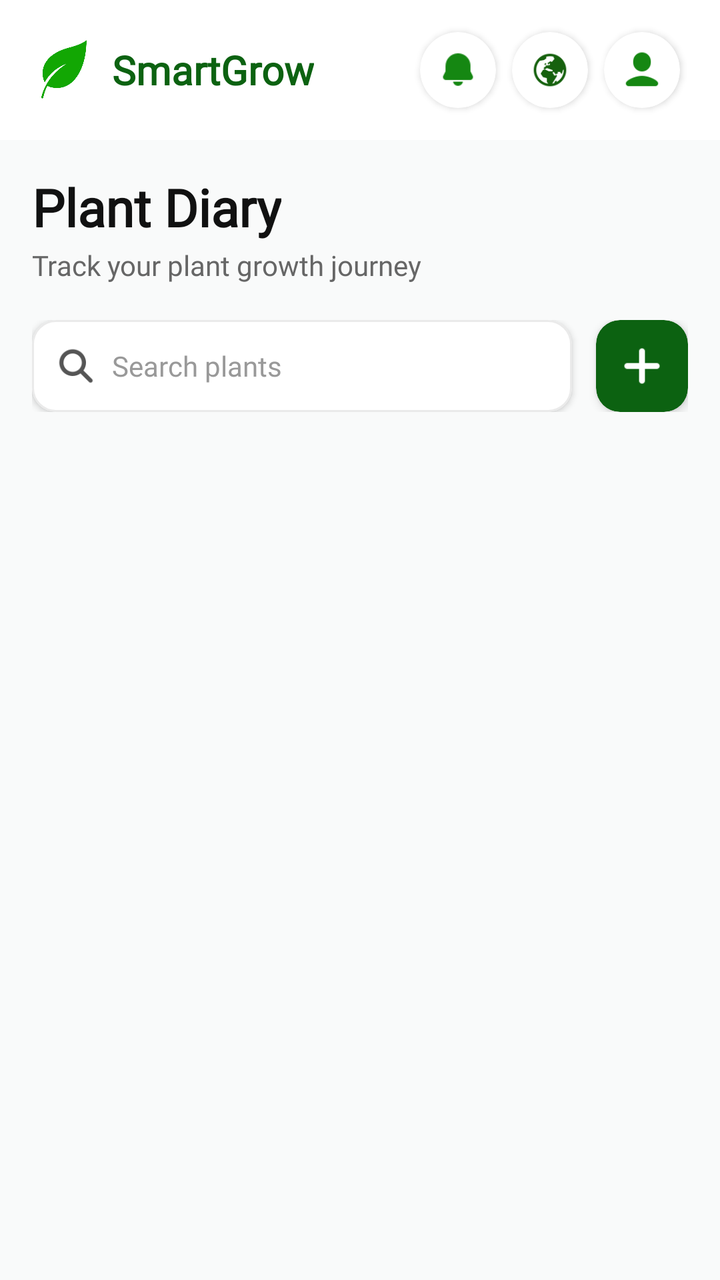
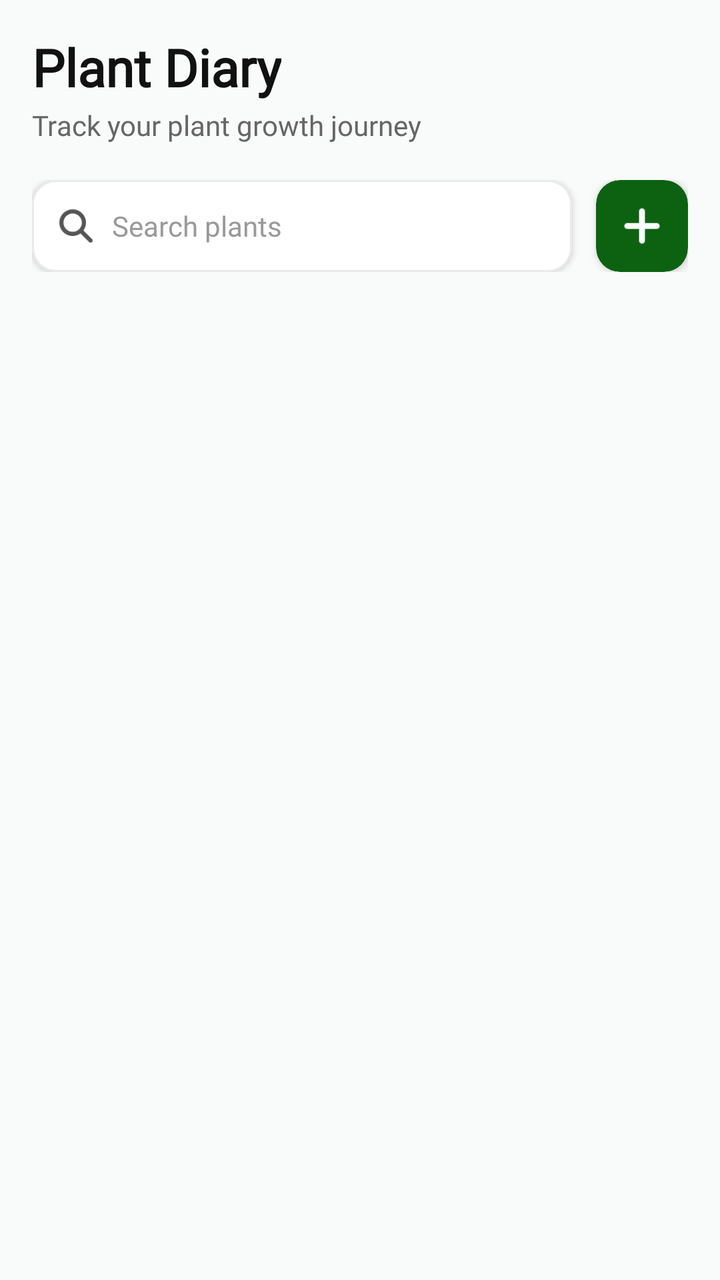

Compare the two renders of this Android layout. The source of the first and the diff that turns it into the second are given below.
<!-- AndroidManifest.xml: application theme Theme.SmartGrow -->
<!-- res/layout/fragment_diary.xml -->
<?xml version="1.0" encoding="utf-8"?>
<androidx.constraintlayout.widget.ConstraintLayout
    xmlns:android="http://schemas.android.com/apk/res/android"
    xmlns:app="http://schemas.android.com/apk/res-auto"
    xmlns:tools="http://schemas.android.com/tools"
    android:layout_width="match_parent"
    android:layout_height="match_parent"
    android:background="#F9FAFA">

    <androidx.constraintlayout.widget.ConstraintLayout
        android:id="@+id/layout_diary_header"
        android:layout_width="match_parent"
        android:layout_height="70dp"
        android:background="#FFFFFF"
        android:paddingHorizontal="16dp"
        app:layout_constraintTop_toTopOf="parent">

        <LinearLayout
            android:layout_width="wrap_content"
            android:layout_height="match_parent"
            android:orientation="horizontal"
            android:gravity="center_vertical"
            app:layout_constraintStart_toStartOf="parent">

            <ImageView
                android:id="@+id/img_diary_logo"
                android:layout_width="32dp"
                android:layout_height="32dp"
                android:src="@drawable/smartgrow_logo"
                app:tint="#12A703" />

            <TextView
                android:id="@+id/tv_diary_brand_name"
                android:layout_width="wrap_content"
                android:layout_height="wrap_content"
                android:text="SmartGrow"
                android:textColor="#0C6211"
                android:textSize="20sp"
                android:textStyle="bold"
                android:fontFamily="@font/poppins"
                android:layout_marginLeft="8dp" />
        </LinearLayout>

        <LinearLayout
            android:layout_width="wrap_content"
            android:layout_height="match_parent"
            android:orientation="horizontal"
            android:gravity="center_vertical"
            app:layout_constraintEnd_toEndOf="parent">

            <com.google.android.material.card.MaterialCardView
                android:id="@+id/card_diary_notification"
                android:layout_width="38dp"
                android:layout_height="38dp"
                android:layout_marginHorizontal="4dp"
                app:cardCornerRadius="19dp"
                app:cardElevation="2dp"
                app:cardBackgroundColor="#FFFFFF"
                app:strokeWidth="0dp">
                <ImageView
                    android:layout_width="20dp"
                    android:layout_height="20dp"
                    android:layout_gravity="center"
                    android:src="@drawable/ic_notification_green" />
            </com.google.android.material.card.MaterialCardView>

            <com.google.android.material.card.MaterialCardView
                android:id="@+id/card_diary_global"
                android:layout_width="38dp"
                android:layout_height="38dp"
                android:layout_marginHorizontal="4dp"
                app:cardCornerRadius="19dp"
                app:cardElevation="2dp"
                app:cardBackgroundColor="#FFFFFF"
                app:strokeWidth="0dp">
                <ImageView
                    android:layout_width="20dp"
                    android:layout_height="20dp"
                    android:layout_gravity="center"
                    android:src="@drawable/ic_global_green" />
            </com.google.android.material.card.MaterialCardView>

            <com.google.android.material.card.MaterialCardView
                android:id="@+id/card_diary_profile"
                android:layout_width="38dp"
                android:layout_height="38dp"
                android:layout_marginHorizontal="4dp"
                app:cardCornerRadius="19dp"
                app:cardElevation="2dp"
                app:cardBackgroundColor="#FFFFFF"
                app:strokeWidth="0dp">
                <ImageView
                    android:layout_width="22dp"
                    android:layout_height="22dp"
                    android:layout_gravity="center"
                    android:src="@drawable/ic_profile_avatar" />
            </com.google.android.material.card.MaterialCardView>
        </LinearLayout>
    </androidx.constraintlayout.widget.ConstraintLayout>

    <androidx.core.widget.NestedScrollView
        android:layout_width="match_parent"
        android:layout_height="0dp"
        android:fillViewport="true"
        app:layout_constraintTop_toBottomOf="@id/layout_diary_header"
        app:layout_constraintBottom_toBottomOf="parent">

        <androidx.constraintlayout.widget.ConstraintLayout
            android:layout_width="match_parent"
            android:layout_height="wrap_content"
            android:padding="16dp">

            <TextView
                android:id="@+id/tv_diary_title"
                android:layout_width="wrap_content"
                android:layout_height="wrap_content"
                android:text="Plant Diary"
                android:textSize="26sp"
                android:textStyle="bold"
                android:textColor="#111111"
                android:fontFamily="@font/poppins"
                app:layout_constraintTop_toTopOf="parent"
                app:layout_constraintStart_toStartOf="parent" />

            <TextView
                android:id="@+id/tv_diary_subtitle"
                android:layout_width="wrap_content"
                android:layout_height="wrap_content"
                android:text="Track your plant growth journey"
                android:textColor="#666666"
                android:textSize="14sp"
                android:fontFamily="@font/poppins"
                android:layout_marginTop="2dp"
                app:layout_constraintTop_toBottomOf="@id/tv_diary_title"
                app:layout_constraintStart_toStartOf="parent" />

            <LinearLayout
                android:id="@+id/layout_search_row"
                android:layout_width="match_parent"
                android:layout_height="wrap_content"
                android:orientation="horizontal"
                android:gravity="center_vertical"
                android:layout_marginTop="18dp"
                app:layout_constraintTop_toBottomOf="@id/tv_diary_subtitle">

                <com.google.android.material.card.MaterialCardView
                    android:layout_width="0dp"
                    android:layout_height="46dp"
                    android:layout_weight="1"
                    app:cardCornerRadius="12dp"
                    app:cardElevation="2dp"
                    app:cardBackgroundColor="#FFFFFF"
                    app:strokeWidth="1dp"
                    app:strokeColor="#EAEAEA">
                    <LinearLayout
                        android:layout_width="match_parent"
                        android:layout_height="match_parent"
                        android:orientation="horizontal"
                        android:gravity="center_vertical"
                        android:paddingHorizontal="12dp">
                        <ImageView
                            android:layout_width="20dp"
                            android:layout_height="20dp"
                            android:src="@drawable/ic_search_gray"
                            app:tint="#555555" />
                        <EditText
                            android:id="@+id/et_search_plants"
                            android:layout_width="match_parent"
                            android:layout_height="match_parent"
                            android:background="@android:color/transparent"
                            android:hint="Search plants"
                            android:textColorHint="#999999"
                            android:textSize="14sp"
                            android:fontFamily="@font/poppins"
                            android:paddingLeft="8dp"
                            android:maxLines="1"
                            android:inputType="text" />
                    </LinearLayout>
                </com.google.android.material.card.MaterialCardView>

                <com.google.android.material.card.MaterialCardView
                    android:id="@+id/card_btn_add_new_diary"
                    android:layout_width="46dp"
                    android:layout_height="46dp"
                    android:layout_marginLeft="12dp"
                    app:cardCornerRadius="12dp"
                    app:cardElevation="3dp"
                    app:cardBackgroundColor="#0C6211"
                    app:strokeWidth="0dp"
                    android:clickable="true"
                    android:focusable="true"
                    android:background="?attr/selectableItemBackground">
                    <ImageView
                        android:layout_width="22dp"
                        android:layout_height="22dp"
                        android:src="@drawable/ic_add_plus_green"
                        app:tint="#FFFFFF"
                        android:layout_gravity="center" />
                </com.google.android.material.card.MaterialCardView>
            </LinearLayout>

            
            <androidx.recyclerview.widget.RecyclerView
                android:id="@+id/rv_plant_diary_list"
                android:layout_width="match_parent"
                android:layout_height="wrap_content"
                android:layout_marginTop="16dp"
                android:nestedScrollingEnabled="false"
                app:layout_constraintTop_toBottomOf="@id/layout_search_row"
                app:layout_constraintBottom_toBottomOf="parent"
                app:layoutManager="androidx.recyclerview.widget.LinearLayoutManager"
                tools:listitem="@layout/item_plant_card"
                tools:itemCount="2" />

        </androidx.constraintlayout.widget.ConstraintLayout>
    </androidx.core.widget.NestedScrollView>
</androidx.constraintlayout.widget.ConstraintLayout>
<!-- res/layout/item_plant_card.xml (included above) -->
<?xml version="1.0" encoding="utf-8"?>
<com.google.android.material.card.MaterialCardView
    xmlns:android="http://schemas.android.com/apk/res/android"
    xmlns:app="http://schemas.android.com/apk/res-auto"
    android:id="@+id/card_plant_item_container"
    android:layout_width="match_parent"
    android:layout_height="wrap_content"
    android:layout_marginVertical="8dp"
    app:cardCornerRadius="16dp"
    app:cardElevation="4dp"
    app:cardBackgroundColor="#F4F4F4"
    app:strokeWidth="1dp"
    app:strokeColor="#EAEAEA">

    <LinearLayout
        android:layout_width="match_parent"
        android:layout_height="wrap_content"
        android:orientation="vertical"
        android:padding="16dp">

        
        <com.google.android.material.card.MaterialCardView
            android:layout_width="match_parent"
            android:layout_height="180dp"
            app:cardCornerRadius="12dp"
            app:strokeWidth="0dp"
            app:cardElevation="0dp">
            <ImageView
                android:id="@+id/img_diary_plant_visual"
                android:layout_width="match_parent"
                android:layout_height="match_parent"
                android:scaleType="centerCrop"
                android:src="@drawable/smartgrow_logo" />
        </com.google.android.material.card.MaterialCardView>

        
        <RelativeLayout
            android:layout_width="match_parent"
            android:layout_height="wrap_content"
            android:layout_marginTop="12dp">

            <LinearLayout
                android:layout_width="wrap_content"
                android:layout_height="wrap_content"
                android:orientation="vertical"
                android:layout_alignParentLeft="true"
                android:layout_toLeftOf="@id/card_badge_health_status">

                <TextView
                    android:id="@+id/tv_diary_plant_custom_name"
                    android:layout_width="wrap_content"
                    android:layout_height="wrap_content"
                    android:text="My Healing Plant"
                    android:textSize="18sp"
                    android:textStyle="bold"
                    android:textColor="#000000"
                    android:fontFamily="@font/poppins" />

                <TextView
                    android:id="@+id/tv_diary_plant_scientific_species"
                    android:layout_width="wrap_content"
                    android:layout_height="wrap_content"
                    android:text="Lagundi"
                    android:textSize="13sp"
                    android:textColor="#666666"
                    android:fontFamily="@font/poppins" />

                <TextView
                    android:id="@+id/tv_diary_plant_timestamp"
                    android:layout_width="wrap_content"
                    android:layout_height="wrap_content"
                    android:text="Planted: 15/01/2026"
                    android:textSize="12sp"
                    android:textColor="#444444"
                    android:fontFamily="@font/poppins"
                    android:layout_marginTop="2dp" />
            </LinearLayout>

            
            <com.google.android.material.card.MaterialCardView
                android:id="@+id/card_badge_health_status"
                android:layout_width="wrap_content"
                android:layout_height="wrap_content"
                android:layout_alignParentRight="true"
                android:layout_alignParentTop="true"
                app:cardCornerRadius="12dp"
                app:cardElevation="0dp"
                app:cardBackgroundColor="#D4EDDA"
                app:strokeWidth="0dp">
                <TextView
                    android:id="@+id/tv_diary_health_pill_text"
                    android:layout_width="wrap_content"
                    android:layout_height="wrap_content"
                    android:text="Healthy"
                    android:textColor="#155724"
                    android:textSize="12sp"
                    android:textStyle="bold"
                    android:fontFamily="@font/poppins"
                    android:paddingHorizontal="10dp"
                    android:paddingVertical="4dp"/>
            </com.google.android.material.card.MaterialCardView>
        </RelativeLayout>

        
        <LinearLayout
            android:layout_width="match_parent"
            android:layout_height="wrap_content"
            android:orientation="horizontal"
            android:gravity="center_vertical"
            android:layout_marginTop="14dp">

            <com.google.android.material.button.MaterialButton
                android:id="@+id/btn_diary_action_add_log"
                android:layout_width="0dp"
                android:layout_height="44dp"
                android:layout_weight="1"
                android:text="Add Log"
                android:textAllCaps="false"
                android:textStyle="bold"
                android:textSize="15sp"
                android:textColor="#FFFFFF"
                app:backgroundTint="#0C6211"
                app:cornerRadius="10dp"
                android:fontFamily="@font/poppins" />

            <com.google.android.material.card.MaterialCardView
                android:id="@+id/card_diary_item_alert_bell"
                android:layout_width="44dp"
                android:layout_height="44dp"
                android:layout_marginLeft="10dp"
                app:cardCornerRadius="10dp"
                app:cardElevation="0dp"
                app:cardBackgroundColor="#E2E3E5"
                app:strokeWidth="0dp"
                android:clickable="true"
                android:focusable="true">
                <ImageView
                    android:layout_width="18dp"
                    android:layout_height="18dp"
                    android:src="@drawable/ic_notification_green"
                    app:tint="#444444"
                    android:layout_gravity="center" />
            </com.google.android.material.card.MaterialCardView>

            <com.google.android.material.card.MaterialCardView
                android:id="@+id/card_diary_item_edit_pen"
                android:layout_width="44dp"
                android:layout_height="44dp"
                android:layout_marginLeft="10dp"
                app:cardCornerRadius="10dp"
                app:cardElevation="0dp"
                app:cardBackgroundColor="#FFF3CD"
                app:strokeWidth="0dp"
                android:clickable="true"
                android:focusable="true">
                <ImageView
                    android:layout_width="18dp"
                    android:layout_height="18dp"
                    android:src="@drawable/ic_edit_pencil"
                    app:tint="#856404"
                    android:layout_gravity="center" />
            </com.google.android.material.card.MaterialCardView>
        </LinearLayout>

        
        <View
            android:layout_width="match_parent"
            android:layout_height="1dp"
            android:background="#D0D0D0"
            android:layout_marginVertical="14dp" />

        
        <LinearLayout
            android:layout_width="match_parent"
            android:layout_height="wrap_content"
            android:orientation="vertical">

            <TextView
                android:layout_width="wrap_content"
                android:layout_height="wrap_content"
                android:text="Recent Activity"
                android:textStyle="bold"
                android:textColor="#222222"
                android:textSize="14sp"
                android:fontFamily="@font/poppins" />

            <LinearLayout
                android:layout_width="match_parent"
                android:layout_height="wrap_content"
                android:orientation="horizontal"
                android:layout_marginTop="2dp">

                <TextView
                    android:layout_width="wrap_content"
                    android:layout_height="wrap_content"
                    android:text="Watered: "
                    android:textStyle="bold"
                    android:textColor="#0C6211"
                    android:textSize="12sp"
                    android:fontFamily="@font/poppins" />

                <TextView
                    android:id="@+id/tv_diary_last_watered_activity_date"
                    android:layout_width="wrap_content"
                    android:layout_height="wrap_content"
                    android:text="16/01/2026"
                    android:textColor="#555555"
                    android:textSize="12sp"
                    android:fontFamily="@font/poppins" />
            </LinearLayout>
        </LinearLayout>
    </LinearLayout>
</com.google.android.material.card.MaterialCardView>
<!-- resources referenced by this layout -->
<resources>
  <!-- drawable ic_add_plus_green: png bitmap (drawable, 411 bytes) -->
  <!-- drawable ic_edit_pencil: png bitmap (drawable, 704 bytes) -->
  <!-- drawable ic_global_green: png bitmap (drawable, 1776 bytes) -->
  <!-- drawable ic_notification_green: png bitmap (drawable, 596 bytes) -->
  <!-- drawable ic_profile_avatar: png bitmap (drawable, 754 bytes) -->
  <!-- drawable ic_search_gray: png bitmap (drawable, 956 bytes) -->
  <!-- drawable smartgrow_logo: png bitmap (drawable, 73503 bytes) -->
  <style name="Theme.SmartGrow" parent="Base.Theme.SmartGrow" />
  <style name="Base.Theme.SmartGrow" parent="Theme.Material3.DayNight.NoActionBar">
        &gt;
          <item name="android:windowBackground">@android:color/white</item>
          <item name="android:windowDisablePreview">true</item>
      </style>
</resources>

<!-- the commit's change to res/layout/fragment_diary.xml (unified diff, before → after) -->
@@ -7,103 +7,14 @@
     android:layout_height="match_parent"
     android:background="#F9FAFA">
 
-    <androidx.constraintlayout.widget.ConstraintLayout
-        android:id="@+id/layout_diary_header"
-        android:layout_width="match_parent"
-        android:layout_height="70dp"
-        android:background="#FFFFFF"
-        android:paddingHorizontal="16dp"
-        app:layout_constraintTop_toTopOf="parent">
-
-        <LinearLayout
-            android:layout_width="wrap_content"
-            android:layout_height="match_parent"
-            android:orientation="horizontal"
-            android:gravity="center_vertical"
-            app:layout_constraintStart_toStartOf="parent">
-
-            <ImageView
-                android:id="@+id/img_diary_logo"
-                android:layout_width="32dp"
-                android:layout_height="32dp"
-                android:src="@drawable/smartgrow_logo"
-                app:tint="#12A703" />
-
-            <TextView
-                android:id="@+id/tv_diary_brand_name"
-                android:layout_width="wrap_content"
-                android:layout_height="wrap_content"
-                android:text="SmartGrow"
-                android:textColor="#0C6211"
-                android:textSize="20sp"
-                android:textStyle="bold"
-                android:fontFamily="@font/poppins"
-                android:layout_marginLeft="8dp" />
-        </LinearLayout>
-
-        <LinearLayout
-            android:layout_width="wrap_content"
-            android:layout_height="match_parent"
-            android:orientation="horizontal"
-            android:gravity="center_vertical"
-            app:layout_constraintEnd_toEndOf="parent">
-
-            <com.google.android.material.card.MaterialCardView
-                android:id="@+id/card_diary_notification"
-                android:layout_width="38dp"
-                android:layout_height="38dp"
-                android:layout_marginHorizontal="4dp"
-                app:cardCornerRadius="19dp"
-                app:cardElevation="2dp"
-                app:cardBackgroundColor="#FFFFFF"
-                app:strokeWidth="0dp">
-                <ImageView
-                    android:layout_width="20dp"
-                    android:layout_height="20dp"
-                    android:layout_gravity="center"
-                    android:src="@drawable/ic_notification_green" />
-            </com.google.android.material.card.MaterialCardView>
-
-            <com.google.android.material.card.MaterialCardView
-                android:id="@+id/card_diary_global"
-                android:layout_width="38dp"
-                android:layout_height="38dp"
-                android:layout_marginHorizontal="4dp"
-                app:cardCornerRadius="19dp"
-                app:cardElevation="2dp"
-                app:cardBackgroundColor="#FFFFFF"
-                app:strokeWidth="0dp">
-                <ImageView
-                    android:layout_width="20dp"
-                    android:layout_height="20dp"
-                    android:layout_gravity="center"
-                    android:src="@drawable/ic_global_green" />
-            </com.google.android.material.card.MaterialCardView>
-
-            <com.google.android.material.card.MaterialCardView
-                android:id="@+id/card_diary_profile"
-                android:layout_width="38dp"
-                android:layout_height="38dp"
-                android:layout_marginHorizontal="4dp"
-                app:cardCornerRadius="19dp"
-                app:cardElevation="2dp"
-                app:cardBackgroundColor="#FFFFFF"
-                app:strokeWidth="0dp">
-                <ImageView
-                    android:layout_width="22dp"
-                    android:layout_height="22dp"
-                    android:layout_gravity="center"
-                    android:src="@drawable/ic_profile_avatar" />
-            </com.google.android.material.card.MaterialCardView>
-        </LinearLayout>
-    </androidx.constraintlayout.widget.ConstraintLayout>
-
     <androidx.core.widget.NestedScrollView
         android:layout_width="match_parent"
-        android:layout_height="0dp"
+        android:layout_height="match_parent"
         android:fillViewport="true"
-        app:layout_constraintTop_toBottomOf="@id/layout_diary_header"
-        app:layout_constraintBottom_toBottomOf="parent">
+        app:layout_constraintTop_toTopOf="parent"
+        app:layout_constraintBottom_toBottomOf="parent"
+        app:layout_constraintStart_toStartOf="parent"
+        app:layout_constraintEnd_toEndOf="parent">
 
         <androidx.constraintlayout.widget.ConstraintLayout
             android:layout_width="match_parent"
@@ -199,7 +110,6 @@
                 </com.google.android.material.card.MaterialCardView>
             </LinearLayout>
 
-            
             <androidx.recyclerview.widget.RecyclerView
                 android:id="@+id/rv_plant_diary_list"
                 android:layout_width="match_parent"
<!-- resource entries referenced after the edit -->
@@ -2,9 +2,7 @@
 <resources>
   <!-- drawable ic_add_plus_green: png bitmap (drawable, 411 bytes) -->
   <!-- drawable ic_edit_pencil: png bitmap (drawable, 704 bytes) -->
-  <!-- drawable ic_global_green: png bitmap (drawable, 1776 bytes) -->
   <!-- drawable ic_notification_green: png bitmap (drawable, 596 bytes) -->
-  <!-- drawable ic_profile_avatar: png bitmap (drawable, 754 bytes) -->
   <!-- drawable ic_search_gray: png bitmap (drawable, 956 bytes) -->
   <!-- drawable smartgrow_logo: png bitmap (drawable, 73503 bytes) -->
   <style name="Theme.SmartGrow" parent="Base.Theme.SmartGrow" />
